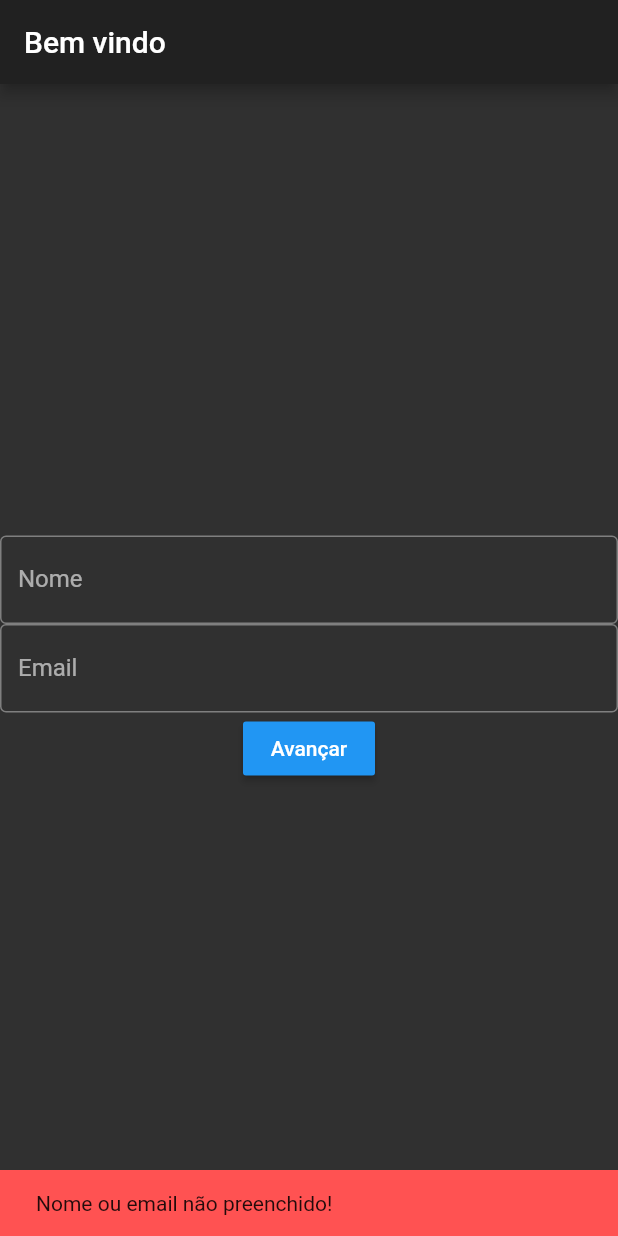
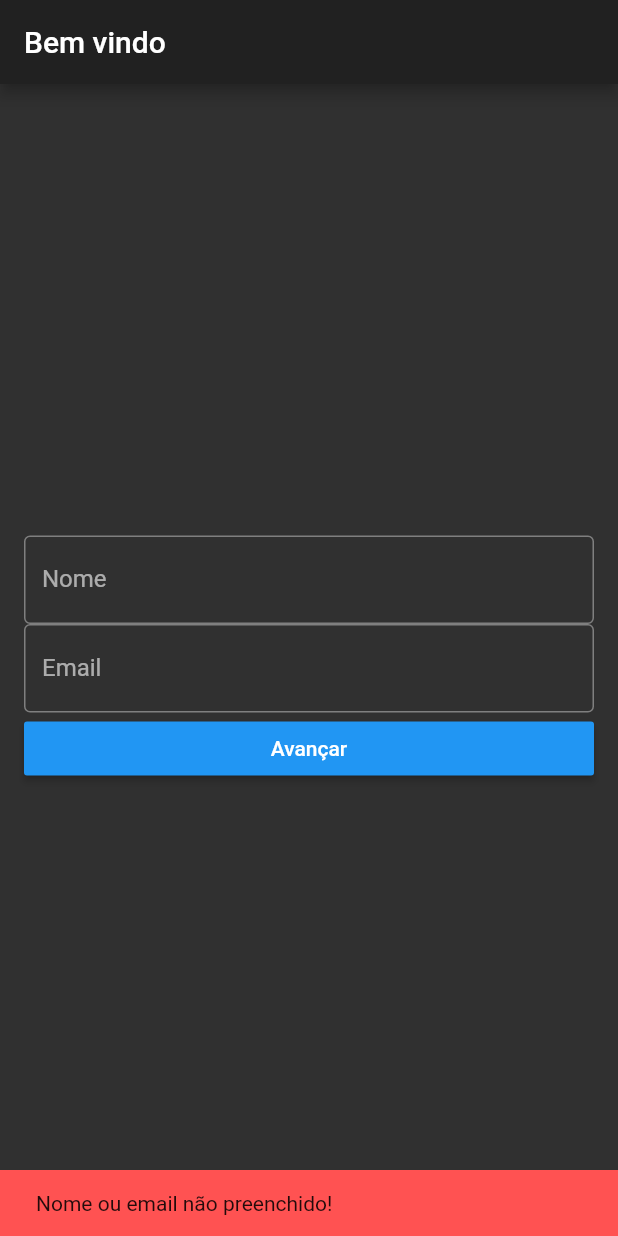
Before and after one commit to arthreis/coffee_order, a Flutter app: the screen it shows after launch, after a tap on "Avançar", on a phone screen of 412 x 824 dp. Run offline on Flutter 3.47's test engine with Material 2 defaults, Android fonts, the phone set to English and light mode, and no system bars; our stand-ins replace shared_preferences; generated files the repository leaves out were written again; network calls fail.

```diff
--- a/lib/main.dart
+++ b/lib/main.dart
@@ -1,6 +1,5 @@
 import 'dart:convert';
 
-import 'package:coffee_order/api/api.dart';
 import 'package:coffee_order/screens/home.dart';
 import 'package:coffee_order/screens/products/products.dart';
 import 'package:flutter/material.dart';
@@ -46,6 +45,7 @@ class MyAppState extends State<MyApp> {
 
   Future<User> _getUser() async {
     var preferences = await SharedPreferences.getInstance();
-    return Api().getUserById(preferences.getString('userId'));
+    var userJson = preferences.getString('userJson');
+    return userJson != null ? User.fromJson(json.decode(userJson)) : null;
   }
 }
--- a/lib/models/user.dart
+++ b/lib/models/user.dart
@@ -1,11 +1,11 @@
-
 import 'package:flutter/material.dart';
 import 'package:json_annotation/json_annotation.dart';
 
 part 'user.g.dart';
 
-@JsonSerializable(nullable: false)
+@JsonSerializable()
 class User {
+  @JsonKey(includeIfNull: false, name: '_id')
   final String id;
   final String name;
   final String email;
--- a/lib/screens/home.dart
+++ b/lib/screens/home.dart
@@ -25,9 +25,12 @@ class _MyHomePageState extends State<MyHomePage> {
       appBar: AppBar(
         title: Text('Bem vindo'),
       ),
-      body: Center(
+      body: Padding(
+        padding: EdgeInsets.symmetric(horizontal: 16.0),
+        child: Center(
           child: Column(
             mainAxisAlignment: MainAxisAlignment.center,
+            crossAxisAlignment: CrossAxisAlignment.stretch,
             children: <Widget>[
               TextField(
                 controller: _nameFieldController,
@@ -41,7 +44,7 @@ class _MyHomePageState extends State<MyHomePage> {
                 decoration: InputDecoration(
                     border: OutlineInputBorder(), labelText: "Email"),
               ),
-            RaisedButton(
+              MaterialButton(
                 child: Text(
                   'Avançar',
                   style: TextStyle(color: Colors.white),
@@ -50,6 +53,7 @@ class _MyHomePageState extends State<MyHomePage> {
                 onPressed: _login,
               )
             ],
+          ),
         ),
       ),
     );
@@ -62,10 +66,10 @@ class _MyHomePageState extends State<MyHomePage> {
       User user;
       try {
         user = await Api().getUserByEmail(_emailFieldController.text);
-      } catch {
+      } catch(Exception) {
         user = await Api().createUser(User(name: _nameFieldController.text, email: _emailFieldController.text));
       } finally {
-        await preferences.setString('userId', user.id);
+        await preferences.setString('userJson', json.encode(user.toJson()));
 
         Navigator.pushReplacement(
           context,
--- a/lib/screens/products/products.dart
+++ b/lib/screens/products/products.dart
@@ -1,5 +1,3 @@
-import 'dart:convert';
-
 import 'package:coffee_order/api/api.dart';
 import 'package:coffee_order/components/product_card.dart';
 import 'package:coffee_order/models/order.dart';
@@ -79,7 +77,7 @@ class ProductsPageState extends State<ProductsPage> {
       return productCards;
     }
 
-    for (Product product in products) {
+    for (Product product in products?? []) {
       productCards.add(ProductCard(product, callback: _updateTotal));
     }
 
```
Also changed, not shown: lib/api/api.dart (+28 -32 lines). Lines whose indentation alone changed are shown as unchanged.
